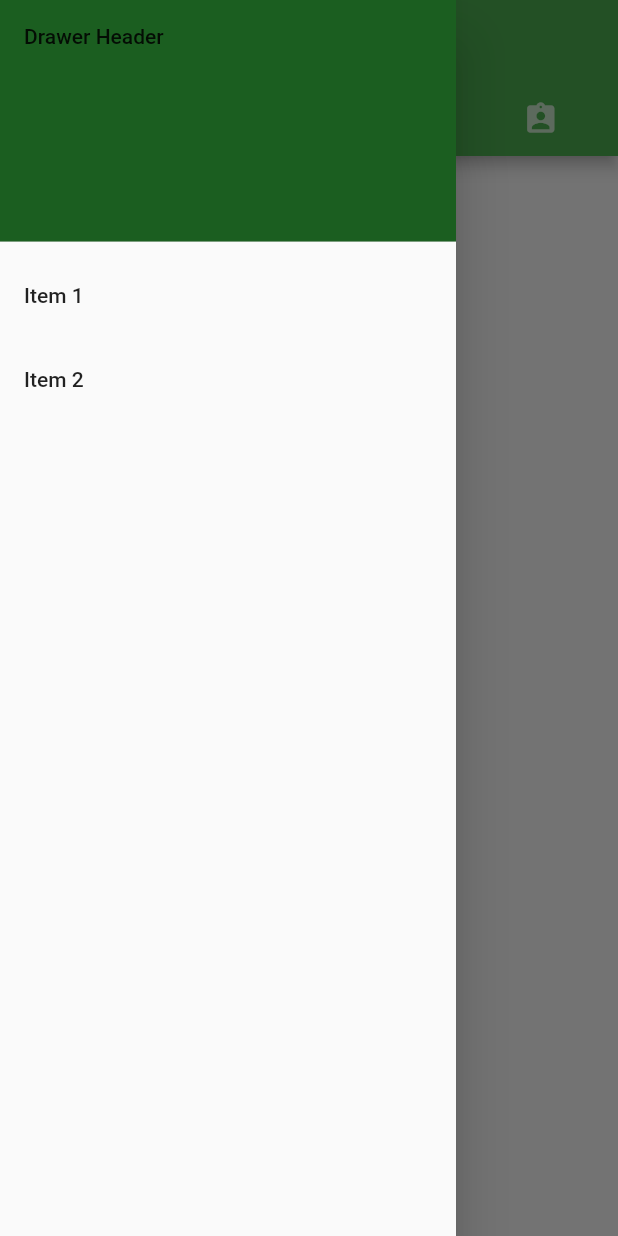
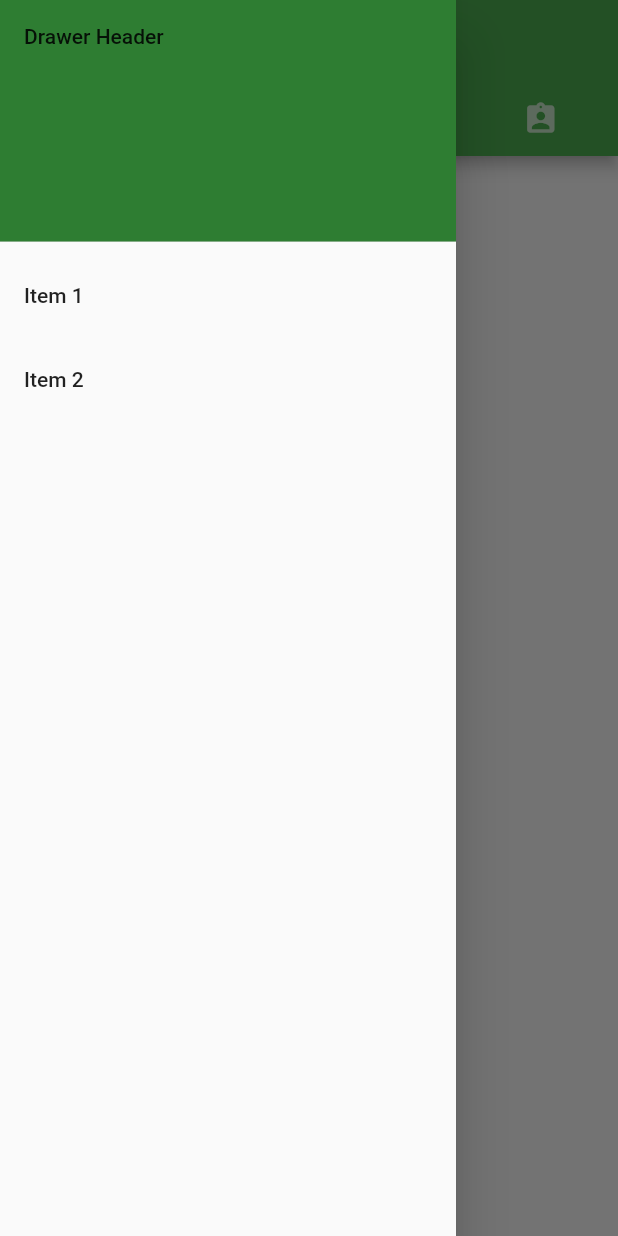
Before and after one commit to gonzaloG1/integradormob, a Flutter app: the screen it shows after launch, with the side drawer open, on a phone screen of 412 x 824 dp. Run offline on Flutter 3.47's test engine with Material 2 defaults, Android fonts, the phone set to English and light mode, and no system bars.

```diff
--- a/lib/main.dart
+++ b/lib/main.dart
@@ -10,7 +10,6 @@ class MyApp extends StatelessWidget {
       title: 'Kiraw',
       debugShowCheckedModeBanner: false,
       theme: ThemeData(
-
         primarySwatch: Colors.blue,
       ),
       home: MyHomePage(title: 'Kiraw'),
@@ -28,15 +27,6 @@ class MyHomePage extends StatefulWidget {
 }
 
 class _MyHomePageState extends State<MyHomePage> {
-  int _counter = 0;
-
-  void _incrementCounter() {
-    setState(() {
-
-      _counter++;
-    });
-  }
-
   @override
   Widget build(BuildContext context) {
     return MaterialApp(
@@ -74,7 +64,7 @@ class _MyHomePageState extends State<MyHomePage> {
             DrawerHeader(
               child: Text('Drawer Header'),
               decoration: BoxDecoration(
-                color: Colors.green[900],
+                color: Colors.green[800],
               ),
             ),
             ListTile(
```
Also changed, not shown: 1 other file.
